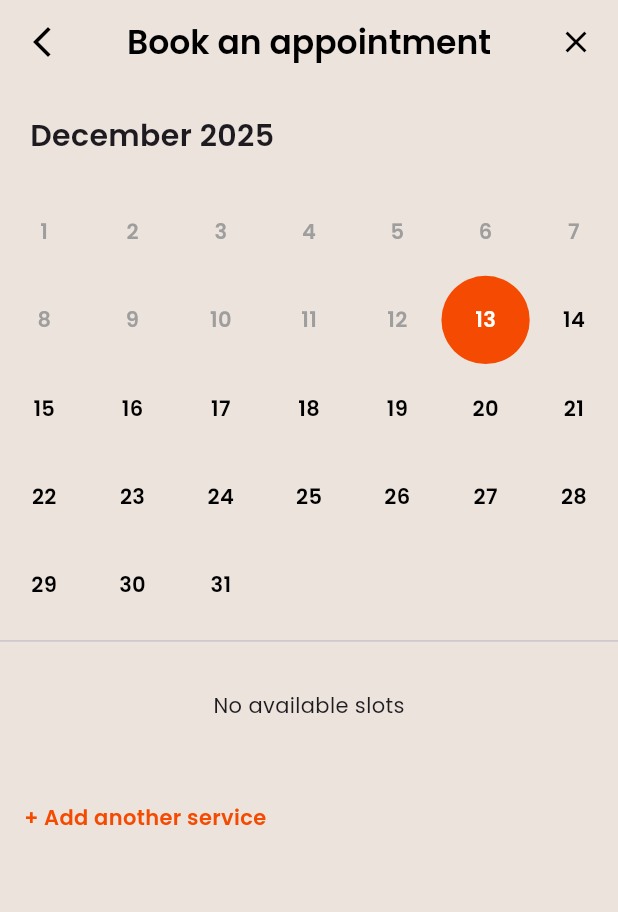
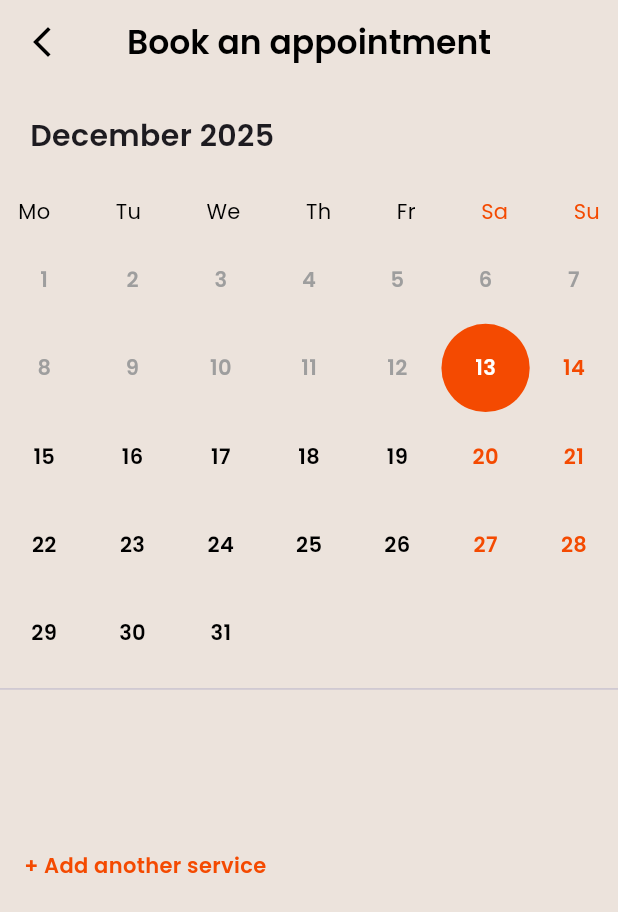
Before and after one commit to LegitFR/ProBeauty-App, a Flutter app: the BookAppointmentScreen screen opened directly with empty values, on a phone screen of 412 x 824 dp. Shown: the top 912 px of the screen. Run offline on Flutter 3.47's test engine with Material 3 defaults, Android fonts, the phone set to English and light mode, and no system bars; our stand-ins replace carousel_slider, curved_navigation_bar, flutter_svg, geocoding, geolocator, shared_preferences; accounts and stored records are empty; network calls fail; statements that could not run were skipped.

Commit message:
updated book appointment screen

```diff
--- a/lib/pages/book_appointment_screen.dart
+++ b/lib/pages/book_appointment_screen.dart
@@ -28,7 +28,6 @@ class _BookAppointmentScreenState extends State<BookAppointmentScreen> {
     _generateTimesForDate(selectedDate);
   }
 
-  // Convert weekday number -> "monday", "tuesday"...
   String _weekdayToKey(int weekday) {
     return [
       "monday",
@@ -41,14 +40,11 @@ class _BookAppointmentScreenState extends State<BookAppointmentScreen> {
     ][weekday - 1];
   }
 
-  // Generate half-hour slots for given date
   void _generateTimesForDate(DateTime date) {
     availableTimes = [];
     final dayKey = _weekdayToKey(date.weekday);
-
     final availability = widget.staff["availability"][dayKey];
 
-    // If format doesn’t match → stop
     if (availability == null || availability is! Map) {
       setState(() {});
       return;
@@ -73,7 +69,6 @@ class _BookAppointmentScreenState extends State<BookAppointmentScreen> {
     setState(() {});
   }
 
-  // Create 30-minute slots, skip past times if it's today
   List<String> _generateHalfHourSlots(String start, String end, DateTime date) {
     final fmt = DateFormat("HH:mm");
     DateTime s = fmt.parse(start);
@@ -85,7 +80,6 @@ class _BookAppointmentScreenState extends State<BookAppointmentScreen> {
         DateTime(date.year, date.month, date.day, e.hour, e.minute);
 
     List<String> slots = [];
-
     final now = DateTime.now();
 
     while (cursor.isBefore(limit)) {
@@ -101,13 +95,12 @@ class _BookAppointmentScreenState extends State<BookAppointmentScreen> {
   bool isSameDay(DateTime a, DateTime b) =>
       a.year == b.year && a.month == b.month && a.day == b.day;
 
-  // Display 10:30 AM format
   String displayTime(String hhmm) {
     final dt = DateFormat("HH:mm").parse(hhmm);
     return DateFormat("hh:mm a").format(dt).toLowerCase();
   }
 
-  // Build calendar for CURRENT month only
+  // ===================== CALENDAR (ONLY THIS PART CHANGED) =====================
   Widget _buildCalendar() {
     final now = DateTime.now();
     final firstDay = DateTime(now.year, now.month, 1);
@@ -123,6 +116,8 @@ class _BookAppointmentScreenState extends State<BookAppointmentScreen> {
       final date = DateTime(now.year, now.month, d);
       final isPast = date.isBefore(DateTime(now.year, now.month, now.day));
       final isSelected = isSameDay(date, selectedDate);
+      final isWeekend =
+          date.weekday == DateTime.saturday || date.weekday == DateTime.sunday;
 
       tiles.add(
         GestureDetector(
@@ -145,12 +140,14 @@ class _BookAppointmentScreenState extends State<BookAppointmentScreen> {
               child: Text(
                 "$d",
                 style: TextStyle(
+                  fontFamily: "PoppinsSemiBold",
                   color: isSelected
                       ? Colors.white
                       : isPast
                           ? Colors.grey
+                          : isWeekend
+                              ? AppColors.rusticSunset
                               : Colors.black,
-                  fontFamily: "PoppinsSemiBold",
                 ),
               ),
             ),
@@ -159,13 +156,34 @@ class _BookAppointmentScreenState extends State<BookAppointmentScreen> {
       );
     }
 
-    return GridView.count(
+    return Column(
+      children: [
+        // WEEKDAY HEADER
+        Padding(
+          padding: const EdgeInsets.symmetric(horizontal: 12, vertical: 6),
+          child: Row(
+            mainAxisAlignment: MainAxisAlignment.spaceBetween,
+            children: const [
+              _WeekDay("Mo"),
+              _WeekDay("Tu"),
+              _WeekDay("We"),
+              _WeekDay("Th"),
+              _WeekDay("Fr"),
+              _WeekDay("Sa", weekend: true),
+              _WeekDay("Su", weekend: true),
+            ],
+          ),
+        ),
+        GridView.count(
           crossAxisCount: 7,
           shrinkWrap: true,
           physics: const NeverScrollableScrollPhysics(),
           children: tiles,
+        ),
+      ],
     );
   }
+  // ===========================================================================
 
   @override
   Widget build(BuildContext context) {
@@ -183,17 +201,12 @@ class _BookAppointmentScreenState extends State<BookAppointmentScreen> {
           "Book an appointment",
           style: TextStyle(fontFamily: "PoppinsSemiBold", color: Colors.black),
         ),
-        actions: const [
-          Padding(
-            padding: EdgeInsets.only(right: 16.0),
-            child: Icon(Icons.close, color: Colors.black),
       ),
-        ],
-      ),
-      body: Column(
+      body: SingleChildScrollView(
+        scrollDirection: Axis.vertical,
+        child: Column(
           crossAxisAlignment: CrossAxisAlignment.start,
           children: [
-          // MONTH HEADER
             Padding(
               padding: const EdgeInsets.all(20),
               child: Text(
@@ -204,20 +217,11 @@ class _BookAppointmentScreenState extends State<BookAppointmentScreen> {
                 ),
               ),
             ),
-
-          // CALENDAR
             _buildCalendar(),
-
             const Divider(thickness: 1),
-
-          // TIME SLOTS
             SizedBox(
               height: 70,
-            child: availableTimes.isEmpty
-                ? const Center(
-                    child: Text("No available slots",
-                        style: TextStyle(fontFamily: "PoppinsRegular")))
-                : ListView.separated(
+              child: ListView.separated(
                 scrollDirection: Axis.horizontal,
                 padding: const EdgeInsets.symmetric(horizontal: 12),
                 itemCount: availableTimes.length,
@@ -229,14 +233,15 @@ class _BookAppointmentScreenState extends State<BookAppointmentScreen> {
                   return GestureDetector(
                     onTap: () => setState(() => selectedTime = t),
                     child: Container(
+                      margin: const EdgeInsets.symmetric(vertical: 12),
                       padding: const EdgeInsets.symmetric(
                           horizontal: 20, vertical: 12),
                       decoration: BoxDecoration(
-                            borderRadius: BorderRadius.circular(30),
+                        borderRadius: BorderRadius.circular(15),
                         border: Border.all(color: Colors.black),
                         color: selected
                             ? AppColors.rusticSunset
-                                : Colors.white,
+                            : AppColors.softIvory,
                       ),
                       child: Text(
                         displayTime(t),
@@ -250,10 +255,7 @@ class _BookAppointmentScreenState extends State<BookAppointmentScreen> {
                 },
               ),
             ),
-
             const SizedBox(height: 18),
-
-          // SELECTED SERVICE SUMMARY LIST
             Padding(
               padding: const EdgeInsets.symmetric(horizontal: 16),
               child: Column(
@@ -265,8 +267,6 @@ class _BookAppointmentScreenState extends State<BookAppointmentScreen> {
                     .toList(),
               ),
             ),
-
-          // ADD ANOTHER SERVICE
             GestureDetector(
               onTap: () => Navigator.pop(context),
               child: const Padding(
@@ -281,6 +281,7 @@ class _BookAppointmentScreenState extends State<BookAppointmentScreen> {
               ),
             ),
           ],
+        ),
       ),
     );
   }
@@ -326,3 +327,22 @@ class _BookAppointmentScreenState extends State<BookAppointmentScreen> {
     );
   }
 }
+
+// WEEKDAY HEADER WIDGET
+class _WeekDay extends StatelessWidget {
+  final String label;
+  final bool weekend;
+
+  const _WeekDay(this.label, {this.weekend = false});
+
+  @override
+  Widget build(BuildContext context) {
+    return Text(
+      label,
+      style: TextStyle(
+        fontFamily: "PoppinsRegular",
+        color: weekend ? AppColors.rusticSunset : Colors.black,
+      ),
+    );
+  }
+}
```
Lines whose indentation alone changed are shown as unchanged.
